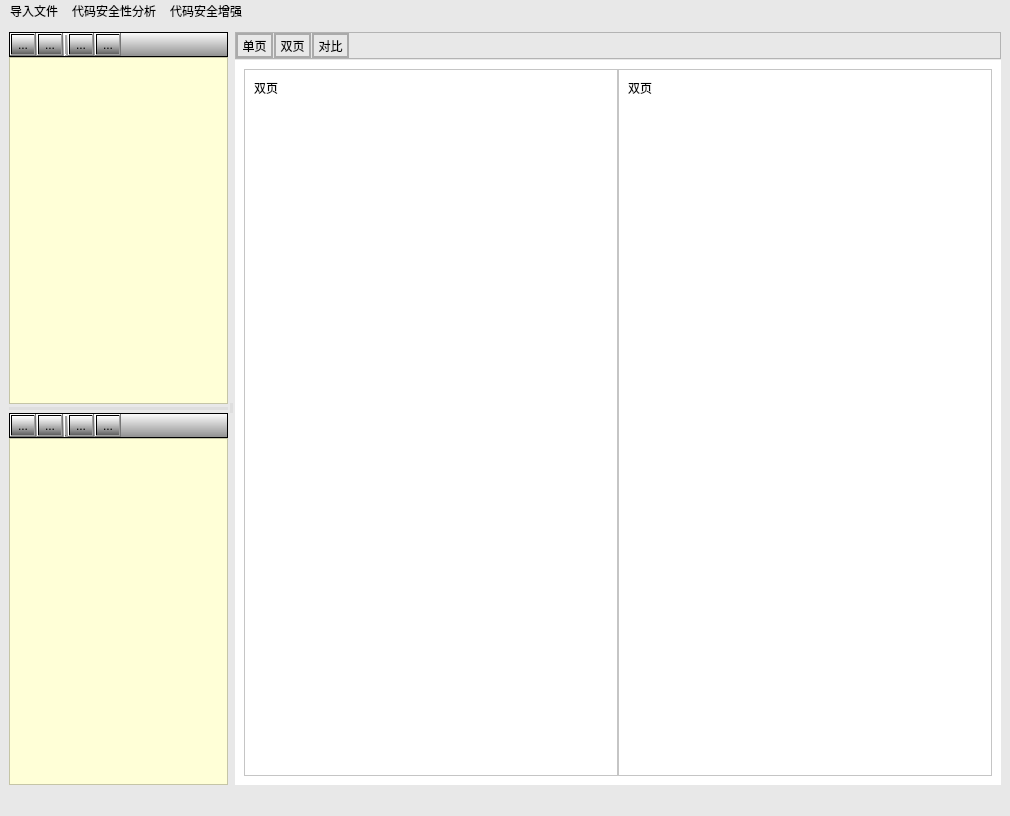
The window that untitled2.ui (yyyerica/xiandaoc) describes before a commit, drawn with Qt 5.
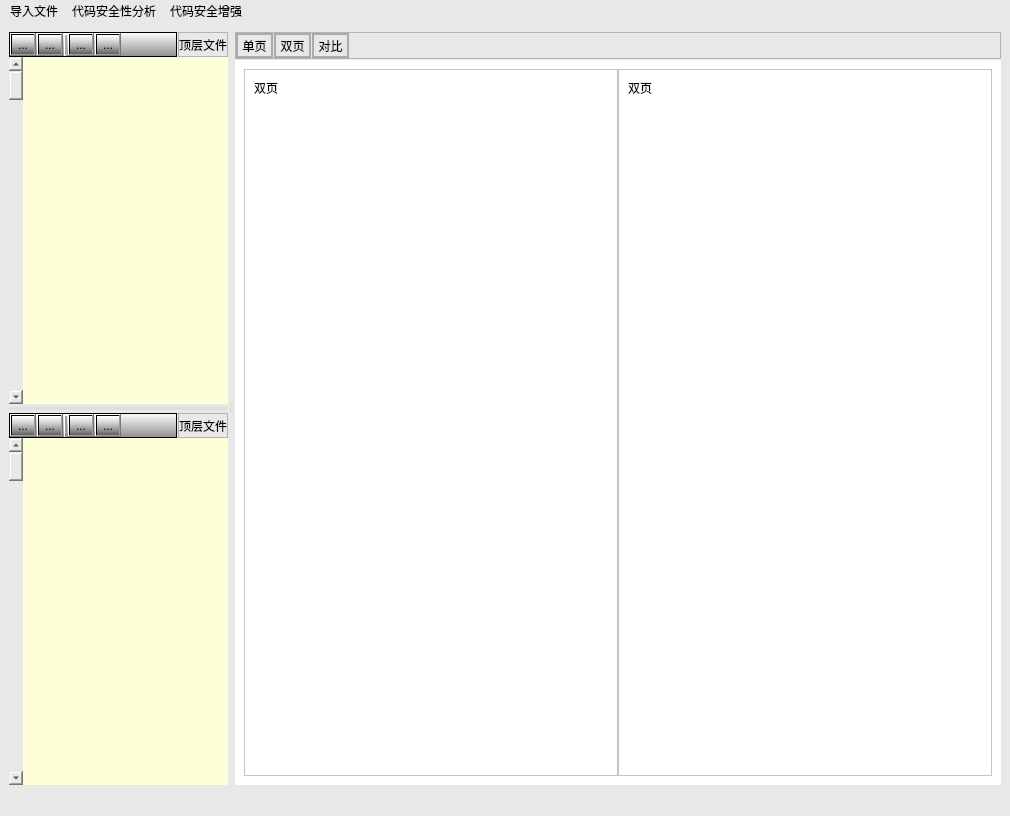
The same window after the commit. The open tabs and pages were chosen to show the change. Icons and pictures are not drawn.

Patch:
```diff
--- a/untitled2.ui
+++ b/untitled2.ui
@@ -41,14 +41,14 @@
          <number>3</number>
         </property>
         <item>
-         <layout class="QVBoxLayout" name="verticalLayout_6" stretch="0,6">
+         <layout class="QVBoxLayout" name="verticalLayout_6" stretch="0,1">
           <property name="spacing">
            <number>0</number>
           </property>
           <item>
-           <layout class="QHBoxLayout" name="horizontalLayout_2" stretch="0">
+           <layout class="QHBoxLayout" name="horizontalLayout_2" stretch="0,0">
             <property name="spacing">
-             <number>0</number>
+             <number>1</number>
             </property>
             <property name="leftMargin">
              <number>0</number>
@@ -192,7 +192,7 @@
                 </widget>
                </item>
                <item>
-                <spacer name="horizontalSpacer_2">
+                <spacer name="horizontalSpacer">
                  <property name="orientation">
                   <enum>Qt::Horizontal</enum>
                  </property>
@@ -207,20 +207,93 @@
               </layout>
              </widget>
             </item>
+            <item>
+             <widget class="QLabel" name="label_4">
+              <property name="frameShape">
+               <enum>QFrame::StyledPanel</enum>
+              </property>
+              <property name="text">
+               <string>顶层文件</string>
+              </property>
+              <property name="alignment">
+               <set>Qt::AlignCenter</set>
+              </property>
+             </widget>
+            </item>
            </layout>
           </item>
           <item>
-           <widget class="QListWidget" name="list_pre">
-            <property name="focusPolicy">
-             <enum>Qt::NoFocus</enum>
+           <layout class="QHBoxLayout" name="horizontalLayout_14" stretch="0,0,1">
+            <property name="spacing">
+             <number>0</number>
             </property>
-            <property name="styleSheet">
-             <string notr="true">background:rgb(255, 255, 215)</string>
+            <property name="sizeConstraint">
+             <enum>QLayout::SetMinimumSize</enum>
             </property>
-            <property name="selectionBehavior">
-             <enum>QAbstractItemView::SelectItems</enum>
-            </property>
-           </widget>
+            <item>
+             <widget class="QScrollBar" name="verticalScrollBar">
+              <property name="orientation">
+               <enum>Qt::Vertical</enum>
+              </property>
+             </widget>
+            </item>
+            <item>
+             <widget class="QListWidget" name="list_pre">
+              <property name="focusPolicy">
+               <enum>Qt::NoFocus</enum>
+              </property>
+              <property name="styleSheet">
+               <string notr="true">background:rgb(255, 255, 215)</string>
+              </property>
+              <property name="frameShape">
+               <enum>QFrame::NoFrame</enum>
+              </property>
+              <property name="sizeAdjustPolicy">
+               <enum>QAbstractScrollArea::AdjustIgnored</enum>
+              </property>
+              <property name="autoScroll">
+               <bool>true</bool>
+              </property>
+              <property name="selectionBehavior">
+               <enum>QAbstractItemView::SelectItems</enum>
+              </property>
+             </widget>
+            </item>
+            <item>
+             <widget class="QListWidget" name="list_pre_top">
+              <property name="enabled">
+               <bool>true</bool>
+              </property>
+              <property name="focusPolicy">
+               <enum>Qt::NoFocus</enum>
+              </property>
+              <property name="layoutDirection">
+               <enum>Qt::RightToLeft</enum>
+              </property>
+              <property name="styleSheet">
+               <string notr="true">background:rgb(255, 255, 215)</string>
+              </property>
+              <property name="frameShape">
+               <enum>QFrame::NoFrame</enum>
+              </property>
+              <property name="sizeAdjustPolicy">
+               <enum>QAbstractScrollArea::AdjustIgnored</enum>
+              </property>
+              <property name="autoScroll">
+               <bool>true</bool>
+              </property>
+              <property name="autoScrollMargin">
+               <number>16</number>
+              </property>
+              <property name="showDropIndicator" stdset="0">
+               <bool>true</bool>
+              </property>
+              <property name="selectionBehavior">
+               <enum>QAbstractItemView::SelectItems</enum>
+              </property>
+             </widget>
+            </item>
+           </layout>
           </item>
          </layout>
         </item>
@@ -238,14 +311,14 @@
          </widget>
         </item>
         <item>
-         <layout class="QVBoxLayout" name="verticalLayout_5" stretch="0,0">
+         <layout class="QVBoxLayout" name="verticalLayout_5" stretch="0,1">
           <property name="spacing">
            <number>0</number>
           </property>
           <item>
-           <layout class="QHBoxLayout" name="horizontalLayout_3" stretch="0">
+           <layout class="QHBoxLayout" name="horizontalLayout_3" stretch="0,0">
             <property name="spacing">
-             <number>0</number>
+             <number>1</number>
             </property>
             <property name="leftMargin">
              <number>0</number>
@@ -350,7 +423,7 @@
                 </widget>
                </item>
                <item>
-                <spacer name="horizontalSpacer_3">
+                <spacer name="horizontalSpacer_2">
                  <property name="orientation">
                   <enum>Qt::Horizontal</enum>
                  </property>
@@ -365,17 +438,78 @@
               </layout>
              </widget>
             </item>
+            <item>
+             <widget class="QLabel" name="label_5">
+              <property name="frameShape">
+               <enum>QFrame::StyledPanel</enum>
+              </property>
+              <property name="text">
+               <string>顶层文件</string>
+              </property>
+              <property name="alignment">
+               <set>Qt::AlignCenter</set>
+              </property>
+             </widget>
+            </item>
            </layout>
           </item>
           <item>
-           <widget class="QListWidget" name="list_post">
-            <property name="focusPolicy">
-             <enum>Qt::NoFocus</enum>
+           <layout class="QHBoxLayout" name="horizontalLayout_15" stretch="0,0,1">
+            <property name="spacing">
+             <number>0</number>
             </property>
-            <property name="styleSheet">
-             <string notr="true">background:rgb(255, 255, 215)</string>
+            <property name="sizeConstraint">
+             <enum>QLayout::SetMinimumSize</enum>
             </property>
-           </widget>
+            <item>
+             <widget class="QScrollBar" name="verticalScrollBar_2">
+              <property name="orientation">
+               <enum>Qt::Vertical</enum>
+              </property>
+             </widget>
+            </item>
+            <item>
+             <widget class="QListWidget" name="list_post">
+              <property name="focusPolicy">
+               <enum>Qt::NoFocus</enum>
+              </property>
+              <property name="styleSheet">
+               <string notr="true">background:rgb(255, 255, 215)</string>
+              </property>
+              <property name="frameShape">
+               <enum>QFrame::NoFrame</enum>
+              </property>
+              <property name="sizeAdjustPolicy">
+               <enum>QAbstractScrollArea::AdjustIgnored</enum>
+              </property>
+             </widget>
+            </item>
+            <item>
+             <widget class="QListWidget" name="list_post_top">
+              <property name="enabled">
+               <bool>true</bool>
+              </property>
+              <property name="focusPolicy">
+               <enum>Qt::NoFocus</enum>
+              </property>
+              <property name="layoutDirection">
+               <enum>Qt::RightToLeft</enum>
+              </property>
+              <property name="styleSheet">
+               <string notr="true">background:rgb(255, 255, 215)</string>
+              </property>
+              <property name="frameShape">
+               <enum>QFrame::NoFrame</enum>
+              </property>
+              <property name="sizeAdjustPolicy">
+               <enum>QAbstractScrollArea::AdjustIgnored</enum>
+              </property>
+              <property name="selectionBehavior">
+               <enum>QAbstractItemView::SelectItems</enum>
+              </property>
+             </widget>
+            </item>
+           </layout>
           </item>
          </layout>
         </item>
```
Left out of the diff: 8 changed lines with no effect on the pictures.
